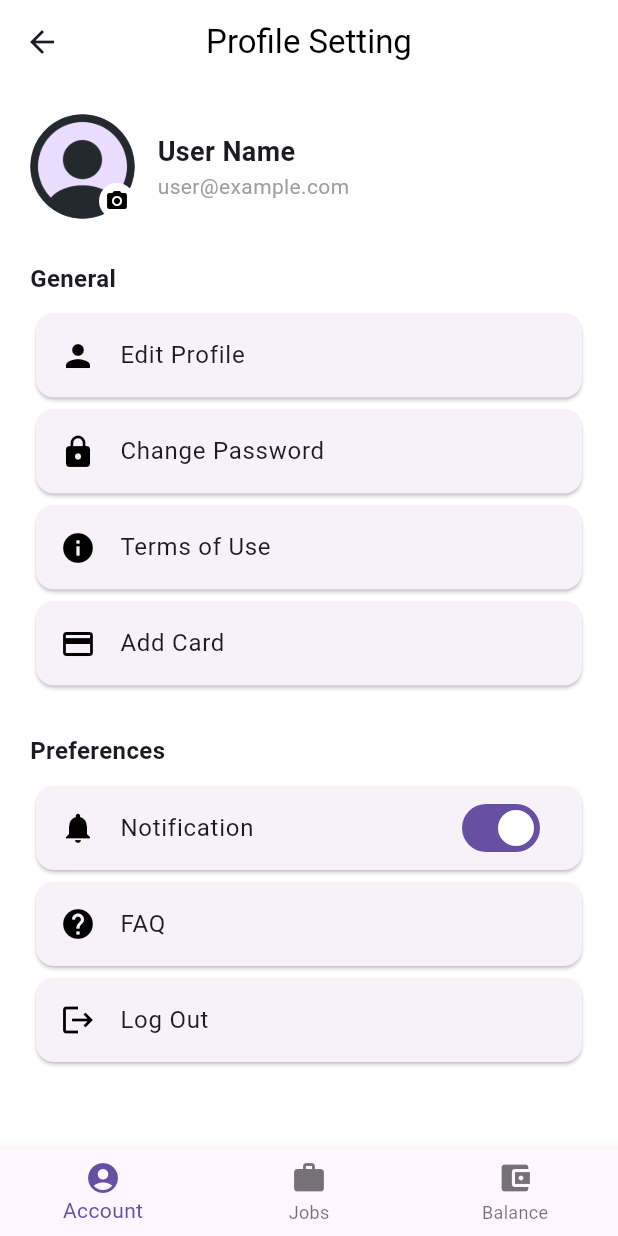
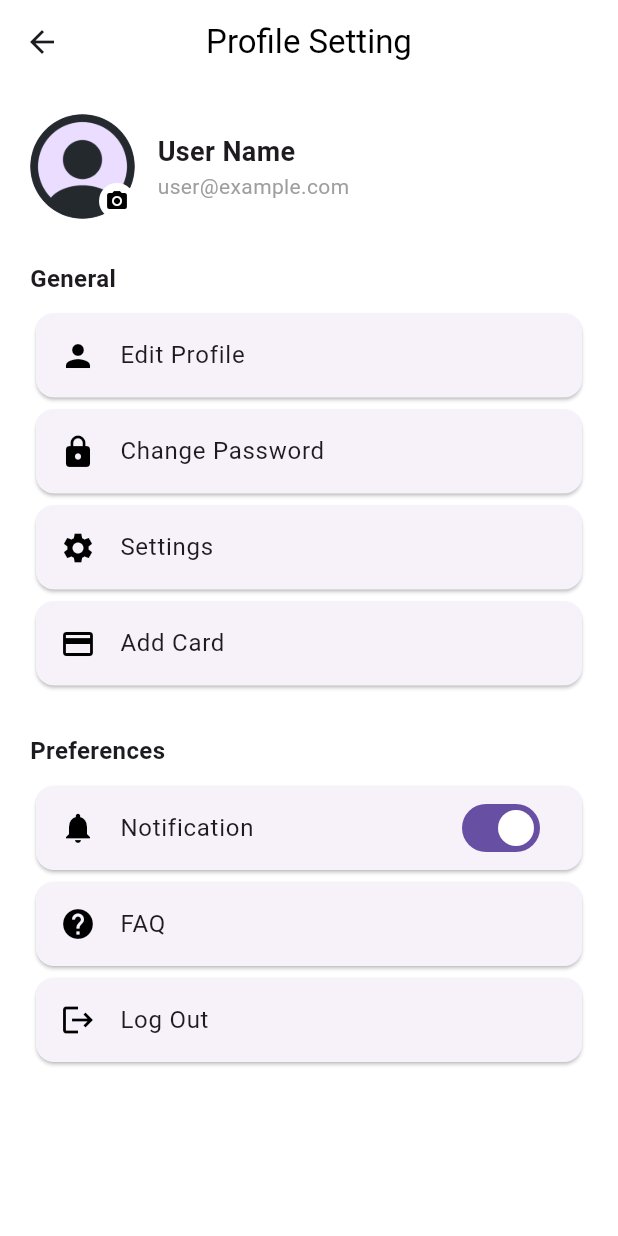
Before and after one commit to Vainyala17/OnLinks, a Flutter app: the screen it shows after launch, in the side drawer, after a tap on "Guest User", on a phone screen of 412 x 824 dp. Run offline on Flutter 3.47's test engine with Material 3 defaults, Android fonts, the phone set to English and light mode, and no system bars; our stand-ins replace carousel_slider, cloud_firestore, firebase_auth, firebase_core, firebase_messaging, firebase_storage and 7 more; missing offline and left inert: firebase_app_check; accounts and stored records are empty; network calls fail; key blocks and very long unbroken strings in the code were emptied for the run.

Commit message:
initial commit

```diff
--- a/lib/PrivateInfo/userProfile.dart
+++ b/lib/PrivateInfo/userProfile.dart
@@ -3,6 +3,8 @@ import 'dart:io';
 import 'package:firebase_auth/firebase_auth.dart';
 import 'package:firebase_storage/firebase_storage.dart';
 import 'package:flutter/material.dart';
+import 'package:flutter_project/PrivateInfo/FAQPage.dart';
+import 'package:flutter_project/PrivateInfo/settingPage.dart';
 import 'package:image_picker/image_picker.dart';
 import 'EditProfilePage.dart';
 import 'ChangePasswordPage.dart';
@@ -92,23 +94,16 @@ class _UserProfilePageState extends State<UserProfilePage> {
             _buildSectionTitle("General"),
             _buildMenuItem(Icons.person, "Edit Profile", const EditProfilePage()),
             _buildMenuItem(Icons.lock, "Change Password", const ChangePasswordPage()),
-            _buildMenuItem(Icons.info, "Terms of Use", PlaceholderPage("Terms of Use")),
+            _buildMenuItem(Icons.settings, "Settings", const SettingsPage()),
             _buildMenuItem(Icons.credit_card, "Add Card", PlaceholderPage("Add Card")),
 
             const SizedBox(height: 20),
             _buildSectionTitle("Preferences"),
             _buildToggleMenuItem(Icons.notifications, "Notification"),
-            _buildMenuItem(Icons.help, "FAQ", PlaceholderPage("FAQ")),
+            _buildMenuItem(Icons.help, "FAQ", const FAQPage()),
             _buildMenuItem(Icons.logout, "Log Out", PlaceholderPage("Log Out")),
           ],
         ),
-      ),
-      bottomNavigationBar: BottomNavigationBar(
-        items: const [
-          BottomNavigationBarItem(icon: Icon(Icons.account_circle), label: "Account"),
-          BottomNavigationBarItem(icon: Icon(Icons.work), label: "Jobs"),
-          BottomNavigationBarItem(icon: Icon(Icons.account_balance_wallet), label: "Balance"),
-        ],
       ),
     );
   }
```
Also changed, not shown: lib/PrivateInfo/FAQPage.dart (added, +54 -0 lines), 4 other files.
